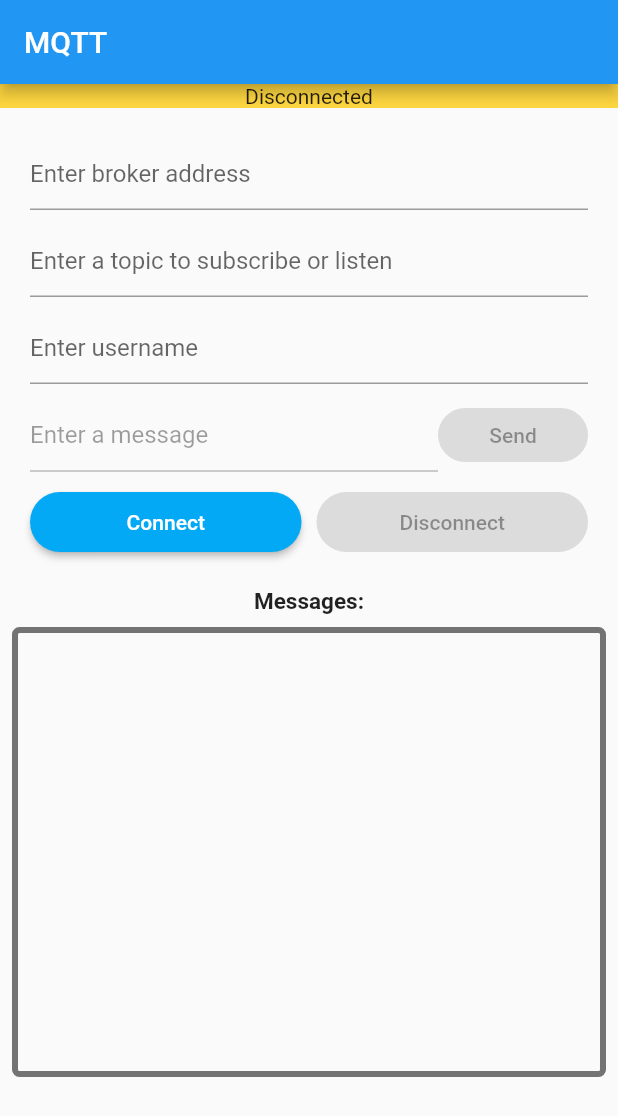
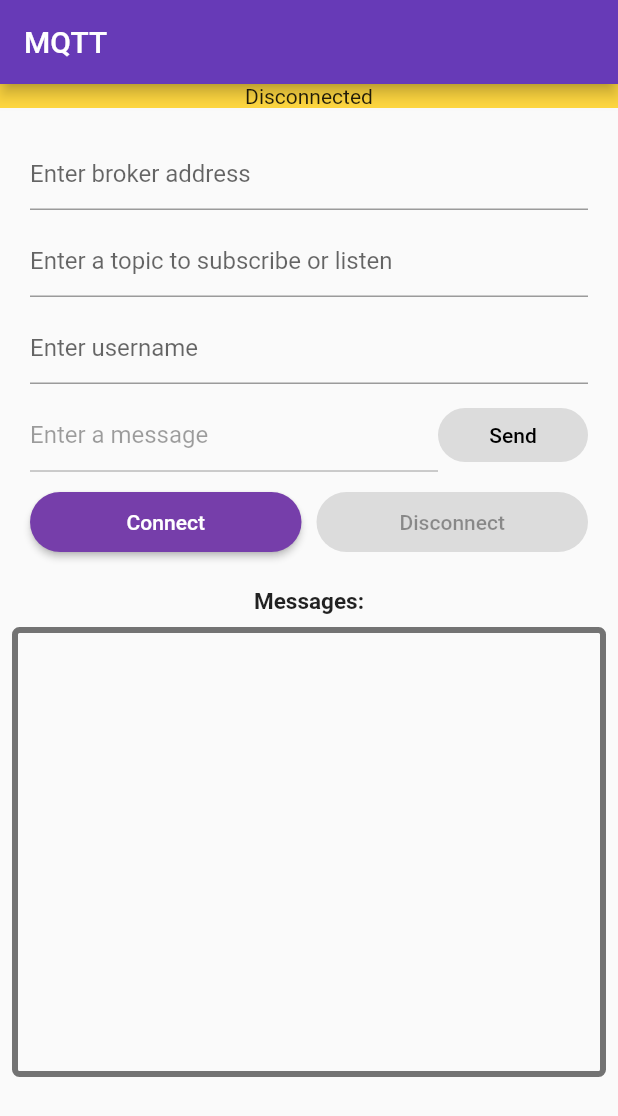
Before and after one commit to MattTheHobo/MQTT_Flutter, a Flutter app: the screen it shows after launch, on a phone screen of 412 x 824 dp. Shown: the top 1116 px of the screen. Run offline on Flutter 3.47's test engine with Material 2 defaults, Android fonts, the phone set to English and light mode, and no system bars; missing offline and left inert: mqtt_client.

Commit message:
GUI changes

```diff
--- a/mqtt_flutter/lib/main.dart
+++ b/mqtt_flutter/lib/main.dart
@@ -12,7 +12,7 @@ class MyApp extends StatelessWidget {
     return MaterialApp(
         title: 'Flutter Demo',
         theme: ThemeData(
-          primarySwatch: Colors.blue,
+          primarySwatch: Colors.deepPurple,
         ),
         home: ChangeNotifierProvider<MQTTAppState>(
           create: (_) => MQTTAppState(),
--- a/mqtt_flutter/lib/widgets/MQTTView.dart
+++ b/mqtt_flutter/lib/widgets/MQTTView.dart
@@ -77,7 +77,7 @@ class _MQTTViewState extends State<MQTTView> {
               _topicTextController,
               'Enter a topic to subscribe or listen',
               currentAppState.getAppConnectionState),
-              const SizedBox(height: 10),
+          const SizedBox(height: 10),
           _buildTextFieldWith(_userTextController, 'Enter username',
               currentAppState.getAppConnectionState),
           const SizedBox(height: 10),
@@ -145,7 +145,10 @@ class _MQTTViewState extends State<MQTTView> {
         width: 400,
         height: 300,
         child: SingleChildScrollView(
-          child: Text(text),
+          child: Text(
+            text,
+            style: TextStyle(fontSize: 16, fontWeight: FontWeight.bold),
+          ),
           reverse: true,
         ),
         decoration: BoxDecoration(
@@ -166,7 +169,7 @@ class _MQTTViewState extends State<MQTTView> {
                 ? _configureAndConnect
                 : null,
             style: ElevatedButton.styleFrom(
-                primary: Colors.lightBlue,
+                primary: Color.fromARGB(255, 118, 62, 170),
                 fixedSize: Size(20, 40),
                 shape: RoundedRectangleBorder(
                     borderRadius: BorderRadius.circular(25))),
@@ -180,7 +183,7 @@ class _MQTTViewState extends State<MQTTView> {
             onPressed:
                 state == MQTTAppConnectionState.connected ? _disconnect : null,
             style: ElevatedButton.styleFrom(
-                primary: Colors.redAccent,
+                primary: Colors.red,
                 fixedSize: Size(20, 40),
                 shape: RoundedRectangleBorder(
                     borderRadius: BorderRadius.circular(25))),
@@ -193,14 +196,14 @@ class _MQTTViewState extends State<MQTTView> {
   Widget _buildSendButtonFrom(MQTTAppConnectionState state) {
     // ignore: deprecated_member_use
     return ElevatedButton(
-      child: const Text('Send'),
+      child: const Text('Send', style: TextStyle(color: Colors.black)),
       onPressed: state == MQTTAppConnectionState.connected
           ? () {
               _publishMessage(_messageTextController.text);
             }
           : null,
       style: ElevatedButton.styleFrom(
-          primary: Colors.green,
+          primary: Color.fromARGB(255, 243, 209, 14),
           fixedSize: Size(100, 30),
           shape: RoundedRectangleBorder(
               borderRadius: BorderRadius.circular(25))), //
```
